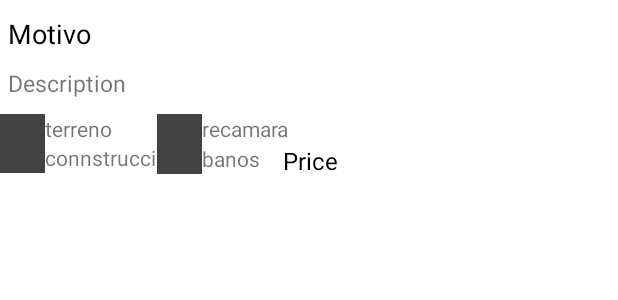
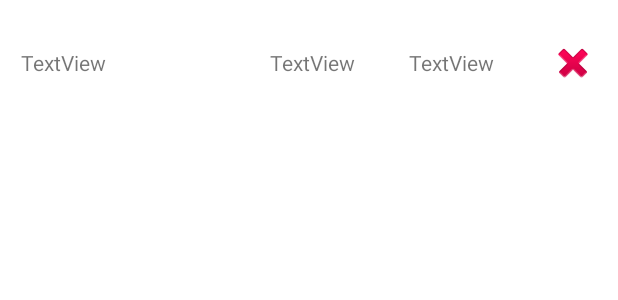
Before and after one commit to DonytXz/pracofiAdnroid, an Android app: the layout date_card.xml on its own in the app's theme, with its tools: preview values and no code run, on a phone screen of 412 x 824 dp. Shown: the top 300 px of the screen. Run offline under Robolectric (Android 15) with nearby library versions, the phone set to English and light mode, and no system bars; network calls fail.

```diff
--- a/app/src/main/java/com/example/pracofi/Services/ArrayAdapterDate.kt
+++ /dev/null
@@ -1,6 +0,0 @@
-package com.example.pracofi.Services
-
-class ArrayAdapterDate {
-    var hora: String = ""
-    var area: String = ""
-}
--- a/app/src/main/res/layout/date_card.xml
+++ b/app/src/main/res/layout/date_card.xml
@@ -1,6 +1,7 @@
 <?xml version="1.0" encoding="utf-8"?>
 
-<RelativeLayout xmlns:android="http://schemas.android.com/apk/res/android"
+<LinearLayout xmlns:android="http://schemas.android.com/apk/res/android"
+    xmlns:app="http://schemas.android.com/apk/res-auto"
     android:layout_width="match_parent"
     android:layout_height="match_parent"
     android:orientation="vertical"
@@ -9,122 +10,45 @@
 >
 
     <LinearLayout
-        android:id="@+id/infoSection"
         android:layout_width="match_parent"
-        android:layout_height="wrap_content"
-        android:orientation="vertical">
+        android:layout_height="match_parent"
+        android:layout_margin="6dp"
+        android:orientation="horizontal">
 
         <TextView
-            android:id="@+id/reason"
-            android:layout_width="match_parent"
+            android:id="@+id/tvTopic"
+            android:layout_width="150dp"
             android:layout_height="wrap_content"
-            android:layout_marginBottom="10dp"
-            android:text="Motivo"
-            android:textColor="@color/black"
-            android:layout_marginLeft="5dp"
-            android:textSize="18sp" />
+            android:layout_marginHorizontal="8dp"
+            android:layout_marginVertical="16dp"
+            android:text="TextView" />
 
         <TextView
-            android:id="@+id/description"
-            android:layout_width="match_parent"
+            android:id="@+id/tvDate"
+            android:layout_width="60dp"
             android:layout_height="wrap_content"
-            android:layout_marginBottom="10dp"
-            android:layout_marginLeft="5dp"
-            android:text="Description"
-            android:textSize="15sp" />
+            android:layout_marginHorizontal="8dp"
+            android:layout_marginVertical="16dp"
+            android:layout_weight="1"
+            android:text="TextView" />
+
+        <TextView
+            android:id="@+id/tvDateTime"
+            android:layout_width="60dp"
+            android:layout_height="wrap_content"
+            android:layout_marginHorizontal="8dp"
+            android:layout_marginVertical="16dp"
+            android:layout_weight="1"
+            android:text="TextView" />
+
+        <ImageView
+            android:id="@+id/ivBtnDelete"
+            android:layout_width="32dp"
+            android:layout_height="32dp"
+            android:layout_marginHorizontal="8dp"
+            android:layout_marginTop="10dp"
+            android:layout_marginBottom="16dp"
+            app:srcCompat="@android:drawable/ic_delete" />
 
     </LinearLayout>
-
-    <RelativeLayout
-        android:id="@+id/pricingSection"
-        android:layout_width="match_parent"
-        android:layout_height="wrap_content"
-        android:layout_below="@+id/infoSection"
-        android:orientation="vertical">
-
-        <ImageView
-            android:id="@+id/terrenotxt"
-            android:layout_width="30dp"
-            android:layout_height="20dp"
-            android:src="@color/cardview_dark_background"
-            android:contentDescription="Property Image"/>
-
-        <TextView
-            android:id="@+id/terreno"
-            android:layout_width="wrap_content"
-            android:layout_height="wrap_content"
-            android:layout_gravity="center"
-            android:layout_marginRight="10dp"
-            android:layout_toRightOf="@id/terrenotxt"
-            android:text="terreno" />
-
-        <ImageView
-            android:id="@+id/construcciontxt"
-            android:layout_width="30dp"
-            android:layout_height="20dp"
-            android:layout_below="@id/terreno"
-            android:src="@color/cardview_dark_background"
-            android:contentDescription="Property Image"/>
-
-        <TextView
-            android:id="@+id/construccion"
-            android:layout_width="wrap_content"
-            android:layout_height="wrap_content"
-            android:layout_gravity="center"
-            android:layout_toRightOf="@id/construcciontxt"
-            android:layout_below="@id/terreno"
-            android:text="connstruccion" />
-
-        <ImageView
-            android:id="@+id/recamara"
-            android:layout_width="30dp"
-            android:layout_height="20dp"
-            android:src="@color/cardview_dark_background"
-            android:layout_marginLeft="20dp"
-            android:layout_toRightOf="@id/terreno"
-            android:contentDescription="Bedroom Image"/>
-
-        <TextView
-            android:id="@+id/recamaraa"
-            android:layout_width="wrap_content"
-            android:layout_height="wrap_content"
-            android:layout_toRightOf="@id/recamara"
-            android:text="recamara" />
-
-        <ImageView
-            android:id="@+id/banos"
-            android:layout_width="30dp"
-            android:layout_height="20dp"
-            android:layout_below="@id/recamara"
-            android:src="@color/cardview_dark_background"
-            android:layout_marginLeft="20dp"
-            android:layout_centerVertical="false"
-            android:layout_toRightOf="@id/terreno"
-            android:contentDescription="Property Image"/>
-
-        <TextView
-            android:id="@+id/banoos"
-            android:layout_width="wrap_content"
-            android:layout_height="wrap_content"
-            android:layout_below="@+id/recamara"
-            android:layout_toRightOf="@id/banos"
-            android:layout_marginBottom="10dp"
-            android:text="banos" />
-
-        <TextView
-            android:id="@+id/price"
-            android:layout_width="wrap_content"
-            android:layout_height="wrap_content"
-            android:layout_marginBottom="10dp"
-            android:text="Price"
-            android:layout_toRightOf="@id/banoos"
-            android:layout_below="@id/recamara"
-            android:gravity="right|bottom"
-            android:textColor="@color/black"
-            android:textSize="16dp"
-            android:layout_marginLeft="15dp"/>
-
-
-    </RelativeLayout>
-
-</RelativeLayout>
+</LinearLayout>
--- a/app/src/main/res/values/strings.xml
+++ b/app/src/main/res/values/strings.xml
@@ -1,5 +1,4 @@
 <resources>
     <string name="app_name">Pracofi</string>
-    <!-- TODO: Remove or change this placeholder text -->
     <string name="hello_blank_fragment">Hello blank fragment</string>
 </resources>
```
Also changed, not shown: app/src/main/java/com/example/pracofi/Dates.kt (+6 -2 lines), app/src/main/java/com/example/pracofi/Services/Date.kt (added, +22 -0 lines), app/src/main/java/com/example/pracofi/Services/DatesAdapter.kt (added, +73 -0 lines), app/src/main/java/com/example/pracofi/Services/DatesService.kt (+37 -34 lines).
